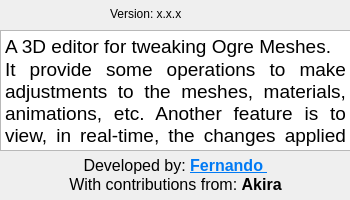
Qt form ui_files/about.ui (fernandotonon/QtMeshEditor) before a commit.
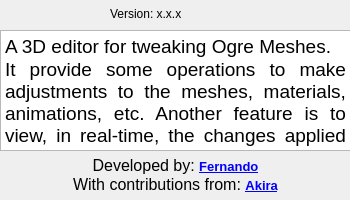
The same form after that commit. Icons and pictures are not drawn.

Patch:
```diff
--- a/ui_files/about.ui
+++ b/ui_files/about.ui
@@ -55,9 +55,9 @@
 &lt;html&gt;&lt;head&gt;&lt;meta name=&quot;qrichtext&quot; content=&quot;1&quot; /&gt;&lt;meta charset=&quot;utf-8&quot; /&gt;&lt;style type=&quot;text/css&quot;&gt;
 p, li { white-space: pre-wrap; }
 hr { height: 1px; border-width: 0; }
-&lt;/style&gt;&lt;/head&gt;&lt;body style=&quot; font-family:'.AppleSystemUIFont'; font-size:10pt; font-weight:700; font-style:normal;&quot;&gt;
-&lt;p align=&quot;center&quot; style=&quot; margin-top:0px; margin-bottom:0px; margin-left:0px; margin-right:0px; -qt-block-indent:0; text-indent:0px;&quot;&gt;&lt;span style=&quot; font-size:12pt; font-weight:400;&quot;&gt;Developed by:&lt;/span&gt;&lt;span style=&quot; font-size:12pt;&quot;&gt; &lt;/span&gt;&lt;a href=&quot;https://github.com/fernandotonon&quot;&gt;&lt;span style=&quot; font-size:12pt; text-decoration: underline; color:#007af4;&quot;&gt;Fernando &lt;/span&gt;&lt;/a&gt;&lt;/p&gt;
-&lt;p align=&quot;center&quot; style=&quot; margin-top:0px; margin-bottom:0px; margin-left:0px; margin-right:0px; -qt-block-indent:0; text-indent:0px;&quot;&gt;&lt;span style=&quot; font-size:12pt; font-weight:400;&quot;&gt;With contributions from: &lt;/span&gt;&lt;span style=&quot; font-size:12pt;&quot;&gt;Akira&lt;/span&gt;&lt;/p&gt;&lt;/body&gt;&lt;/html&gt;</string>
+&lt;/style&gt;&lt;/head&gt;&lt;body style=&quot; font-family:'Ubuntu'; font-size:10pt; font-weight:700; font-style:normal;&quot;&gt;
+&lt;p align=&quot;center&quot; style=&quot; margin-top:0px; margin-bottom:0px; margin-left:0px; margin-right:0px; -qt-block-indent:0; text-indent:0px;&quot;&gt;&lt;span style=&quot; font-family:'.AppleSystemUIFont'; font-size:12pt; font-weight:400;&quot;&gt;Developed by: &lt;/span&gt;&lt;a href=&quot;https://github.com/fernandotonon&quot;&gt;Fernando&lt;/a&gt;&lt;/p&gt;
+&lt;p align=&quot;center&quot; style=&quot; margin-top:0px; margin-bottom:0px; margin-left:0px; margin-right:0px; -qt-block-indent:0; text-indent:0px;&quot;&gt;&lt;span style=&quot; font-family:'.AppleSystemUIFont'; font-size:12pt; font-weight:400;&quot;&gt;With contributions from: &lt;/span&gt;&lt;a href=&quot;https://github.com/akira215&quot;&gt;Akira&lt;/a&gt;&lt;/p&gt;&lt;/body&gt;&lt;/html&gt;</string>
    </property>
    <property name="openExternalLinks">
     <bool>true</bool>
```
Left out of the diff: 8 changed lines with no effect on the pictures.
